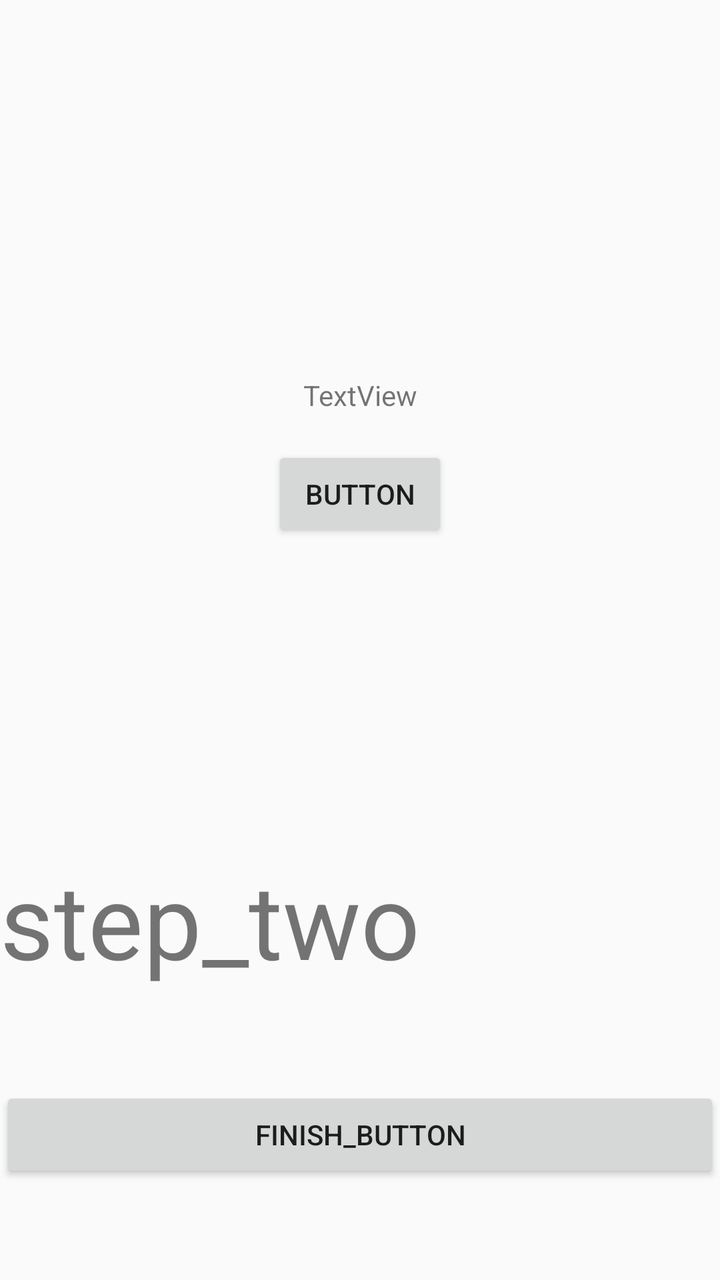
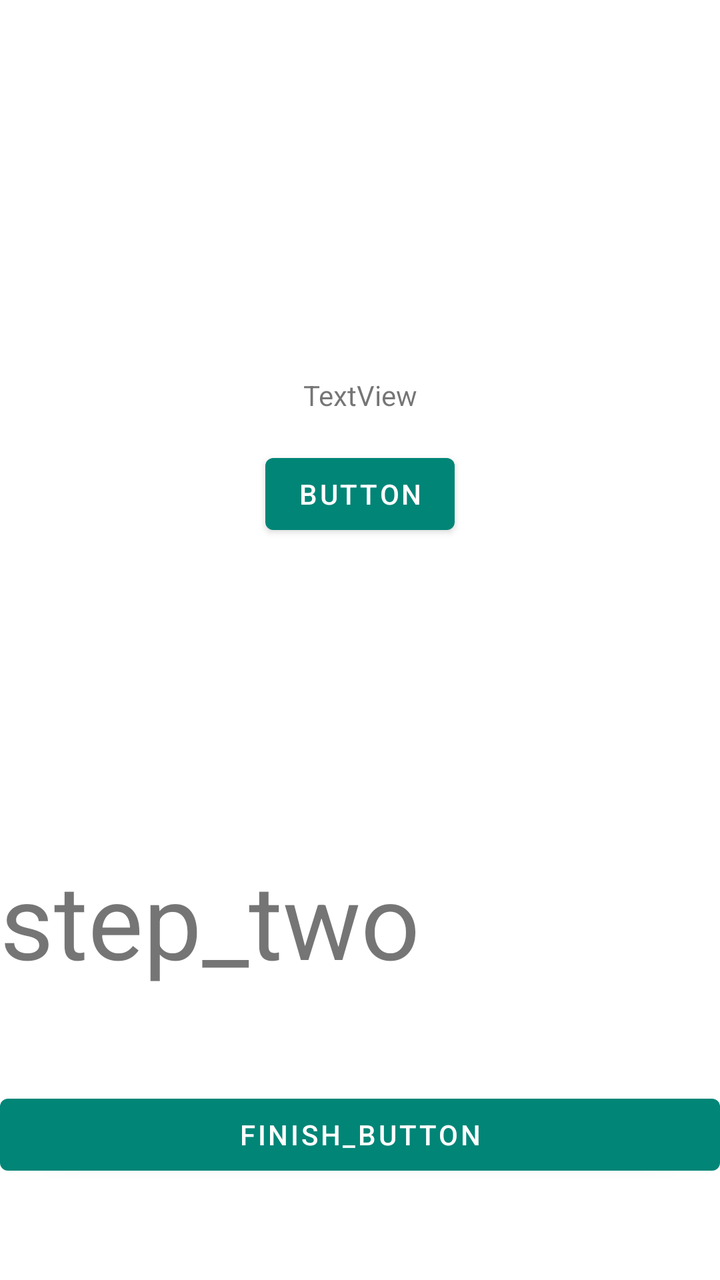

Compare the two renders of this Android layout. The source of the first and the diff that turns it into the second are given below.
<!-- AndroidManifest.xml: application theme AppTheme -->
<!-- res/layout/flow_step_two_fragment.xml -->
<?xml version="1.0" encoding="utf-8"?>
<androidx.constraintlayout.widget.ConstraintLayout xmlns:android="http://schemas.android.com/apk/res/android"
    xmlns:app="http://schemas.android.com/apk/res-auto"
                                                   xmlns:tools="http://schemas.android.com/tools" android:layout_width="match_parent"
    android:layout_height="match_parent">

    <androidx.recyclerview.widget.RecyclerView
            android:id="@+id/repoList"
            android:layout_width="match_parent"
            android:layout_height="180dp"
            app:layout_constraintTop_toTopOf="parent"
            app:layout_constraintStart_toStartOf="parent"
            app:layout_constraintEnd_toEndOf="parent"/>

    <TextView
            android:id="@+id/emailTV"
            android:layout_width="match_parent"
            android:layout_height="wrap_content"
            android:text="step_two"
            android:textAlignment="center"
            android:textSize="52sp"
            app:layout_constraintBottom_toBottomOf="parent"
            app:layout_constraintEnd_toEndOf="parent"
            app:layout_constraintHorizontal_bias="0.0"
            app:layout_constraintStart_toStartOf="parent"
            android:layout_marginTop="8dp" app:layout_constraintTop_toBottomOf="@+id/button2"/>

    <Button
        android:id="@+id/next_button"
        android:layout_width="match_parent"
        android:layout_height="wrap_content"
        android:text="finish_button"
        app:layout_constraintBottom_toBottomOf="parent"
        app:layout_constraintTop_toBottomOf="@+id/emailTV" />
    <TextView
            android:text="TextView"
            android:layout_width="wrap_content"
            android:layout_height="wrap_content"
            android:id="@+id/textViewEmail" android:layout_marginTop="8dp"
            app:layout_constraintTop_toBottomOf="@+id/repoList" app:layout_constraintStart_toStartOf="parent"
            android:layout_marginStart="8dp" app:layout_constraintEnd_toEndOf="parent" android:layout_marginEnd="8dp"/>
    <Button
            android:text="Button"
            android:layout_width="wrap_content"
            android:layout_height="wrap_content"
            android:id="@+id/button2" android:layout_marginTop="16dp"
            app:layout_constraintTop_toBottomOf="@+id/textViewEmail" app:layout_constraintStart_toStartOf="parent"
            android:layout_marginStart="8dp" app:layout_constraintEnd_toEndOf="parent" android:layout_marginEnd="8dp"/>
</androidx.constraintlayout.widget.ConstraintLayout>
<!-- resources referenced by this layout -->
<resources>
  <style name="AppTheme" parent="Theme.AppCompat.Light.NoActionBar">
          
          <item name="colorPrimary">@color/colorPrimary</item>
          <item name="colorPrimaryDark">@color/colorPrimaryDark</item>
          <item name="colorAccent">@color/colorAccent</item>
      </style>
  <color name="colorPrimary">#008577</color>
  <color name="colorPrimaryDark">#00574B</color>
  <color name="colorAccent">#D81B60</color>
</resources>

<!-- the commit's change to res/layout/flow_step_two_fragment.xml (unified diff, before → after) -->
@@ -1,8 +1,8 @@
 <?xml version="1.0" encoding="utf-8"?>
 <androidx.constraintlayout.widget.ConstraintLayout xmlns:android="http://schemas.android.com/apk/res/android"
-    xmlns:app="http://schemas.android.com/apk/res-auto"
-                                                   xmlns:tools="http://schemas.android.com/tools" android:layout_width="match_parent"
-    android:layout_height="match_parent">
+                                                   xmlns:app="http://schemas.android.com/apk/res-auto"
+                                                   android:layout_width="match_parent"
+                                                   android:layout_height="match_parent">
 
     <androidx.recyclerview.widget.RecyclerView
             android:id="@+id/repoList"
@@ -26,12 +26,12 @@
             android:layout_marginTop="8dp" app:layout_constraintTop_toBottomOf="@+id/button2"/>
 
     <Button
-        android:id="@+id/next_button"
-        android:layout_width="match_parent"
-        android:layout_height="wrap_content"
-        android:text="finish_button"
-        app:layout_constraintBottom_toBottomOf="parent"
-        app:layout_constraintTop_toBottomOf="@+id/emailTV" />
+            android:id="@+id/next_button"
+            android:layout_width="match_parent"
+            android:layout_height="wrap_content"
+            android:text="finish_button"
+            app:layout_constraintBottom_toBottomOf="parent"
+            app:layout_constraintTop_toBottomOf="@+id/emailTV"/>
     <TextView
             android:text="TextView"
             android:layout_width="wrap_content"
<!-- resource entries referenced after the edit -->
@@ -1,6 +1,6 @@
 <!-- resources referenced by this layout -->
 <resources>
-  <style name="AppTheme" parent="Theme.AppCompat.Light.NoActionBar">
+  <style name="AppTheme" parent="Theme.MaterialComponents.Light.NoActionBar">
           
           <item name="colorPrimary">@color/colorPrimary</item>
           <item name="colorPrimaryDark">@color/colorPrimaryDark</item>
